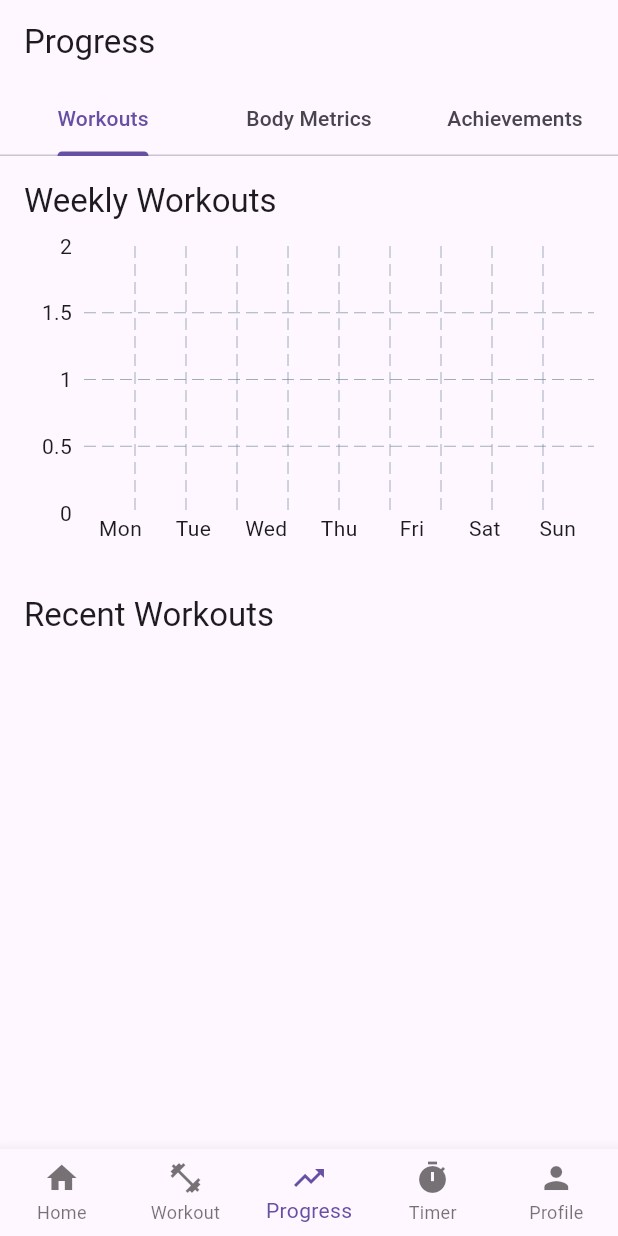
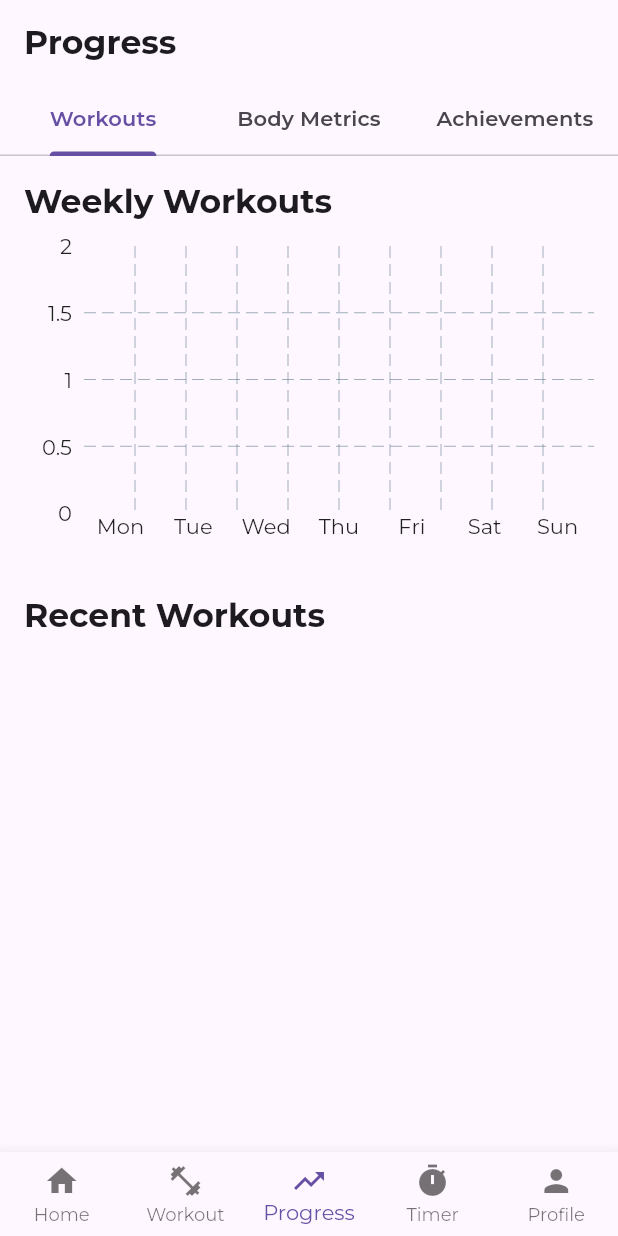
Before and after one commit to itsPRNV/Fortis-GymTracker, a Flutter app: the screen it shows after launch, item 3 of the bottom bar chosen, on a phone screen of 412 x 824 dp. Run offline on Flutter 3.47's test engine with Material 2 defaults, Android fonts, the phone set to English and light mode, and no system bars; drawn by our look-alikes of fl_chart; our stand-ins replace google_fonts, image_picker, shared_preferences, sqflite, vibration; accounts and stored records are empty.

Commit message:
feat: new font

```diff
--- a/lib/main.dart
+++ b/lib/main.dart
@@ -1,5 +1,6 @@
 import 'package:flutter/material.dart';
 import 'package:provider/provider.dart';
+import 'package:google_fonts/google_fonts.dart';
 import 'providers/theme_provider.dart';
 import 'providers/workout_provider.dart';
 import 'providers/user_provider.dart';
@@ -31,11 +32,31 @@ class MyApp extends StatelessWidget {
               primarySwatch: Colors.blue,
               brightness: Brightness.light,
               useMaterial3: true,
+              textTheme: GoogleFonts.montserratTextTheme(
+                Theme.of(context).textTheme,
+              ).copyWith(
+                headlineLarge: GoogleFonts.montserrat(fontWeight: FontWeight.bold),
+                headlineMedium: GoogleFonts.montserrat(fontWeight: FontWeight.bold),
+                headlineSmall: GoogleFonts.montserrat(fontWeight: FontWeight.bold),
+                titleLarge: GoogleFonts.montserrat(fontWeight: FontWeight.bold),
+                titleMedium: GoogleFonts.montserrat(fontWeight: FontWeight.w600),
+                titleSmall: GoogleFonts.montserrat(fontWeight: FontWeight.w600),
+              ),
             ),
             darkTheme: ThemeData(
               primarySwatch: Colors.blue,
               brightness: Brightness.dark,
               useMaterial3: true,
+              textTheme: GoogleFonts.montserratTextTheme(
+                ThemeData.dark().textTheme,
+              ).copyWith(
+                headlineLarge: GoogleFonts.montserrat(fontWeight: FontWeight.bold, color: Colors.white),
+                headlineMedium: GoogleFonts.montserrat(fontWeight: FontWeight.bold, color: Colors.white),
+                headlineSmall: GoogleFonts.montserrat(fontWeight: FontWeight.bold, color: Colors.white),
+                titleLarge: GoogleFonts.montserrat(fontWeight: FontWeight.bold, color: Colors.white),
+                titleMedium: GoogleFonts.montserrat(fontWeight: FontWeight.w600, color: Colors.white),
+                titleSmall: GoogleFonts.montserrat(fontWeight: FontWeight.w600, color: Colors.white),
+              ),
             ),
             themeMode: themeProvider.themeMode,
             home: const HomeScreen(),
--- a/pubspec.yaml
+++ b/pubspec.yaml
@@ -16,6 +16,7 @@ dependencies:
   shared_preferences: ^2.2.2
   image_picker: ^1.0.4
   vibration: ^1.8.4
+  google_fonts: ^4.0.4
 
   provider: ^6.1.1
 
```
Also changed, not shown: pubspec.lock.
